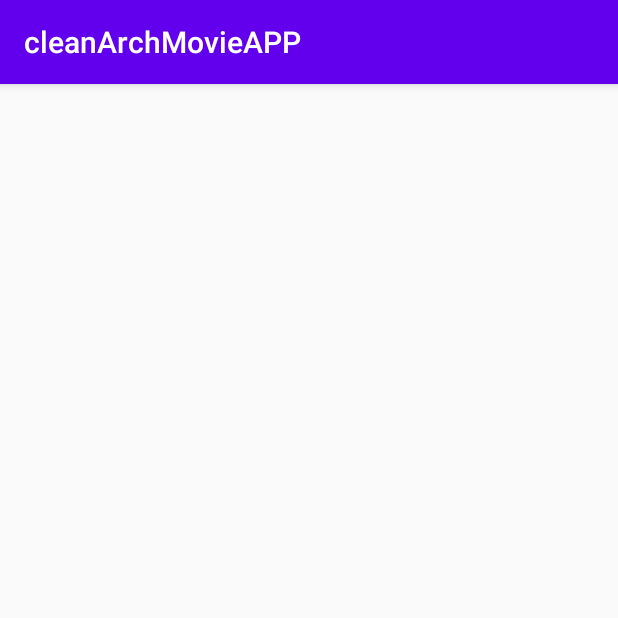
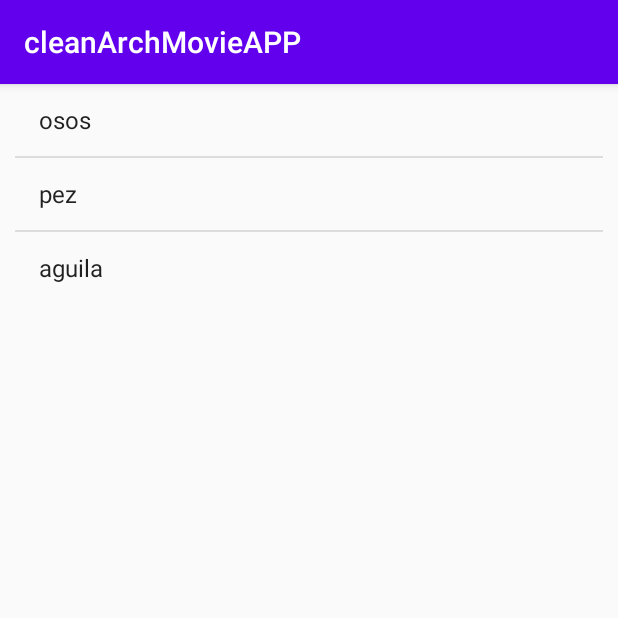
Before and after one commit to dellylucas/cleanArchMovieAPP, an Android app: the screen it shows after launch (MainActivity), on a phone screen of 412 x 824 dp, the top half of it. Run offline under Robolectric (Android 15) with nearby library versions, the phone set to English and light mode, and no system bars; our stand-ins replace Dagger/Hilt's generated code.

Commit message:
implementacion navigation

```diff
--- a/app/build.gradle
+++ b/app/build.gradle
@@ -2,6 +2,7 @@ plugins {
     id 'com.android.application'
     id 'kotlin-android'
     id 'kotlin-kapt'
+    id 'androidx.navigation.safeargs.kotlin'
     id 'dagger.hilt.android.plugin'
 }
 
@@ -48,7 +49,14 @@ dependencies {
 
     //IDep
     implementation "com.google.dagger:hilt-android:$hilt_version"
+    implementation 'androidx.legacy:legacy-support-v4:1.0.0'
     kapt "com.google.dagger:hilt-android-compiler:$hilt_version"
+
+    // Navigation
+    implementation "androidx.navigation:navigation-fragment-ktx:$nav_version"
+    implementation "androidx.navigation:navigation-ui-ktx:$nav_version"
+    // Feature module Support
+    implementation "androidx.navigation:navigation-dynamic-features-fragment:$nav_version"
 
     //test
     testImplementation "junit:junit:$junit_version"
--- /dev/null
+++ b/app/src/main/java/com/dfl/cleanarchmovieapp/presentation/ui/ListMovieFragment.kt
@@ -0,0 +1,55 @@
+package com.dfl.cleanarchmovieapp.presentation.ui
+
+import android.R
+import android.os.Bundle
+import android.util.Log
+import android.view.LayoutInflater
+import android.view.View
+import android.view.ViewGroup
+import android.widget.ArrayAdapter
+import androidx.fragment.app.Fragment
+import androidx.fragment.app.activityViewModels
+import com.dfl.cleanarchmovieapp.databinding.FragmentListMovieBinding
+import com.dfl.cleanarchmovieapp.presentation.vm.ManagementMoviesVM
+import dagger.hilt.android.AndroidEntryPoint
+
+@AndroidEntryPoint
+class ListMovieFragment : Fragment() {
+
+    // propiedad es valida entre onCreateView y onDestroyView
+    private var _binding: FragmentListMovieBinding? = null
+
+    private val binding get() = _binding!!
+    private val viewModel: ManagementMoviesVM by activityViewModels()
+
+    override fun onCreateView(
+        inflater: LayoutInflater, container: ViewGroup?,
+        savedInstanceState: Bundle?
+    ): View {
+        _binding = FragmentListMovieBinding.inflate(inflater, container, false)
+        return binding.root
+    }
+
+    override fun onViewCreated(view: View, savedInstanceState: Bundle?) {
+        super.onViewCreated(view, savedInstanceState)
+        viewModel.getAllMovies()
+        viewModel.movies.observe(viewLifecycleOwner, { model ->
+
+            when (model) {
+                is UiModel.Loading -> Log.d("test", "loading")
+                is UiModel.ContentMovies -> {
+                    binding.productsRecyclerView.adapter= ArrayAdapter(requireContext(), R.layout.simple_list_item_1, model.movies.map { ut->ut.name });
+                    model.movies.forEach {
+                        Log.d("test", "movie ${it.name}")
+                    }
+                }
+                else -> Log.d("test", "nothing")
+            }
+        })
+    }
+
+    override fun onDestroyView() {
+        super.onDestroyView()
+        _binding = null
+    }
+}
--- a/app/src/main/java/com/dfl/cleanarchmovieapp/presentation/ui/MainActivity.kt
+++ b/app/src/main/java/com/dfl/cleanarchmovieapp/presentation/ui/MainActivity.kt
@@ -11,7 +11,6 @@ import dagger.hilt.android.AndroidEntryPoint
 @AndroidEntryPoint
 class MainActivity : AppCompatActivity() {
     private lateinit var binding: ActivityMainBinding
-    private val viewModel: ManagementMoviesVM by viewModels()
 
 
     override fun onCreate(savedInstanceState: Bundle?) {
@@ -19,18 +18,6 @@ class MainActivity : AppCompatActivity() {
         binding = ActivityMainBinding.inflate(layoutInflater)
         val view = binding.root
         setContentView(view)
-        viewModel.getAllMovies()
-        viewModel.movies.observe(this, {model->
 
-            when (model) {
-                is UiModel.Loading -> Log.d("test", "loading")
-                is UiModel.ContentMovies -> {
-                    model.movies.forEach {
-                        Log.d("test", "movie ${it.name}")
-                    }
-                }
-                else ->  Log.d("test", "nothing")
-            }
-        })
     }
 }
--- a/app/src/main/res/layout/activity_main.xml
+++ b/app/src/main/res/layout/activity_main.xml
@@ -6,13 +6,12 @@
     android:layout_height="match_parent"
     tools:context=".presentation.ui.MainActivity">
 
-    <TextView
-        android:layout_width="wrap_content"
-        android:layout_height="wrap_content"
-        android:text="Hello World!"
-        app:layout_constraintBottom_toBottomOf="parent"
-        app:layout_constraintLeft_toLeftOf="parent"
-        app:layout_constraintRight_toRightOf="parent"
-        app:layout_constraintTop_toTopOf="parent" />
+    <androidx.fragment.app.FragmentContainerView
+        android:id="@+id/nav_host_fragment"
+        android:name="androidx.navigation.fragment.NavHostFragment"
+        android:layout_width="match_parent"
+        android:layout_height="match_parent"
+        app:defaultNavHost="true"
+        app:navGraph="@navigation/main_navigation" />
 
 </androidx.constraintlayout.widget.ConstraintLayout>
--- /dev/null
+++ b/app/src/main/res/layout/fragment_list_movie.xml
@@ -0,0 +1,16 @@
+<?xml version="1.0" encoding="utf-8"?>
+<androidx.appcompat.widget.LinearLayoutCompat xmlns:android="http://schemas.android.com/apk/res/android"
+    xmlns:app="http://schemas.android.com/apk/res-auto"
+    xmlns:tools="http://schemas.android.com/tools"
+    android:layout_width="match_parent"
+    android:layout_height="match_parent"
+    android:paddingStart="10dp"
+    android:paddingEnd="10dp"
+    tools:context=".presentation.ui.ListMovieFragment">
+
+    <ListView
+        android:id="@+id/productsRecyclerView"
+        android:layout_width="match_parent"
+        android:layout_height="wrap_content" />
+
+</androidx.appcompat.widget.LinearLayoutCompat>
--- /dev/null
+++ b/app/src/main/res/navigation/main_navigation.xml
@@ -0,0 +1,13 @@
+<?xml version="1.0" encoding="utf-8"?>
+<navigation xmlns:android="http://schemas.android.com/apk/res/android"
+    xmlns:app="http://schemas.android.com/apk/res-auto"
+    xmlns:tools="http://schemas.android.com/tools"
+    android:id="@+id/main_navigation"
+    app:startDestination="@id/listMovieFragment">
+
+    <fragment
+        android:id="@+id/listMovieFragment"
+        android:name="com.dfl.cleanarchmovieapp.presentation.ui.ListMovieFragment"
+        android:label="fragment_list_movie"
+        tools:layout="@layout/fragment_list_movie" />
+</navigation>
--- a/app/src/main/res/values/strings.xml
+++ b/app/src/main/res/values/strings.xml
@@ -1,3 +1,5 @@
 <resources>
     <string name="app_name">cleanArchMovieAPP</string>
+    <!-- TODO: Remove or change this placeholder text -->
+    <string name="hello_blank_fragment">Hello blank fragment</string>
 </resources>
--- a/build.gradle
+++ b/build.gradle
@@ -10,6 +10,7 @@ buildscript {
     ext.ext_junit_version = '1.1.2'
     ext.espresso_version = '3.3.0'
     ext.hilt_version = '2.37'
+    ext.nav_version = '2.3.5'
 
     repositories {
         google()
@@ -18,7 +19,7 @@ buildscript {
     dependencies {
         classpath "com.android.tools.build:gradle:4.2.1"
         classpath "org.jetbrains.kotlin:kotlin-gradle-plugin:$kotlin_version"
-
+        classpath "androidx.navigation:navigation-safe-args-gradle-plugin:$nav_version"
         classpath "com.google.dagger:hilt-android-gradle-plugin:$hilt_version"
         // NOTE: Do not place your application dependencies here; they belong
         // in the individual module build.gradle files
```
